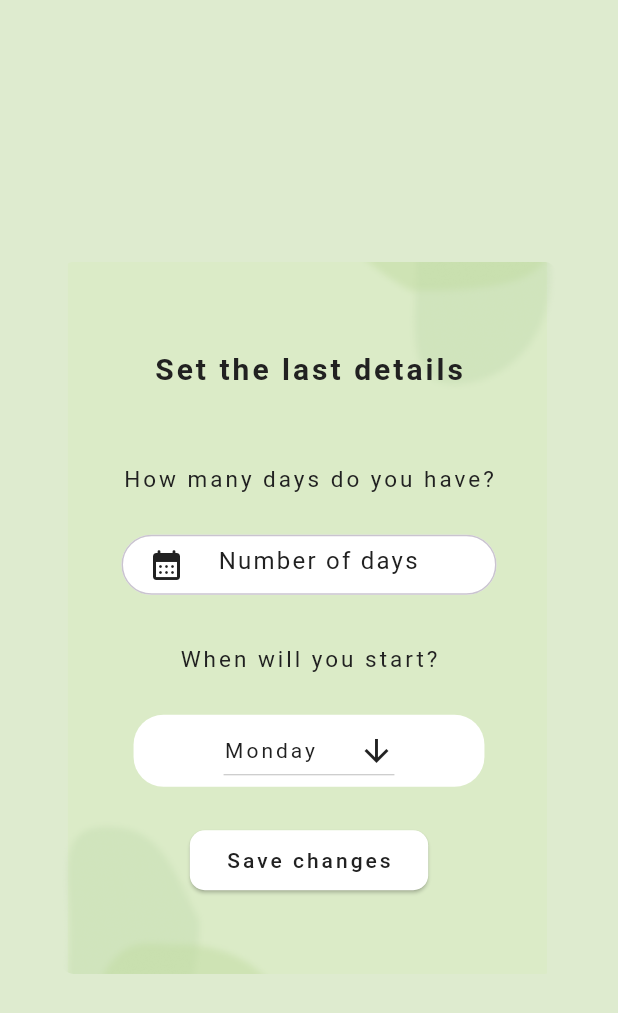
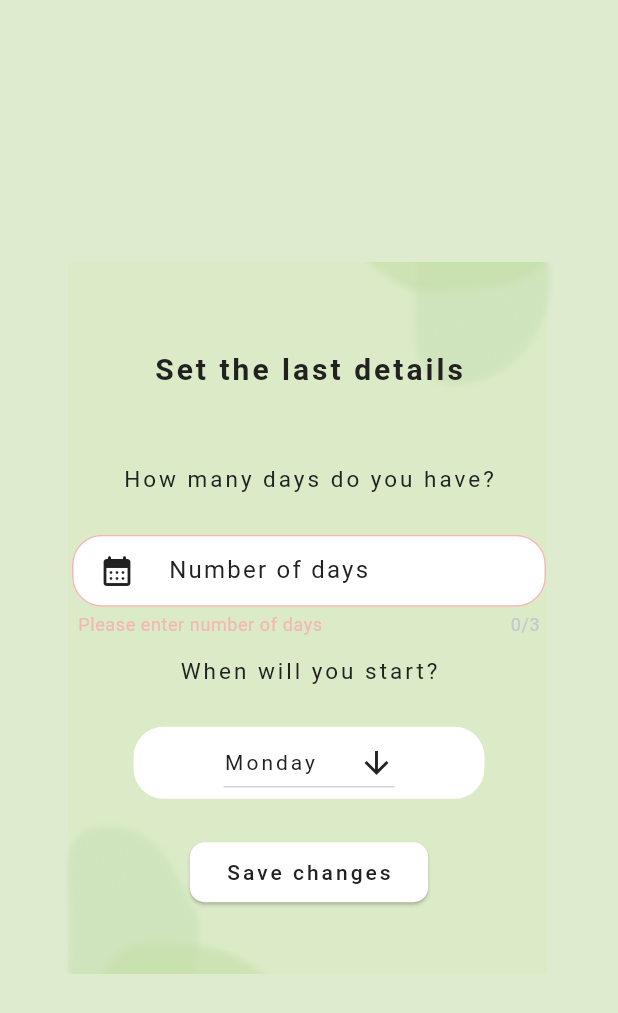
Before and after one commit to madzixon-21/Journey-Joy-Client, a Flutter app: the CreateRouteDialog widget shown alone on an empty page, opened directly with empty values, after a tap on "Save changes", on a phone screen of 412 x 824 dp. Shown: the top 1013 px of the screen. Run offline on Flutter 3.47's test engine with Material 3 defaults, Android fonts, the phone set to English and light mode, and no system bars; our stand-ins replace email_validator, flutter_bloc, go_router, image_picker; network calls fail; Roboto replaces fonts that are missing (Lohit Tamil).

Commit message:
Valdiate create route

```diff
--- a/lib/Dialogs/create_route_dialog.dart
+++ b/lib/Dialogs/create_route_dialog.dart
@@ -4,10 +4,12 @@
 /// Collects the information needed to calculate the route for the trip. Has a text field for the number of days
 /// the trip must last and a drop down for the day of the week when it must start. The elevated button sends the http request.
 
+import 'package:flutter/services.dart';
 import 'package:http/http.dart' as http;
 import 'package:flutter/material.dart';
 import 'package:journey_joy_client/Classes/Functions/get_route.dart';
 import 'package:journey_joy_client/Dialogs/error_dialog.dart';
+import 'package:journey_joy_client/Tiles/NumberFormTile.dart';
 
 class CreateRouteDialog extends StatefulWidget {
   final String token;
@@ -22,8 +24,18 @@ class CreateRouteDialog extends StatefulWidget {
 
 class CreateRouteDialogState extends State<CreateRouteDialog> {
   final TextEditingController _numDaysController = TextEditingController();
-  List<String> week = <String>['Monday', 'Tuesday', 'Wednesday', 'Thursday', 'Friday', 'Saturday', 'Sunday'];
+  List<String> week = <String>[
+    'Monday',
+    'Tuesday',
+    'Wednesday',
+    'Thursday',
+    'Friday',
+    'Saturday',
+    'Sunday'
+  ];
   String dropdownValue = 'Monday';
+
+  final _formKey = GlobalKey<FormState>();
 
   @override
   Widget build(BuildContext context) {
@@ -32,6 +44,8 @@ class CreateRouteDialogState extends State<CreateRouteDialog> {
       shape: RoundedRectangleBorder(
         borderRadius: BorderRadius.circular(10.0),
       ),
+      child: Form(
+        key: _formKey,
         child: Container(
           padding: const EdgeInsets.all(8.0),
           height: 475,
@@ -42,25 +56,23 @@ class CreateRouteDialogState extends State<CreateRouteDialog> {
               fit: BoxFit.cover,
             ),
           ),
-        child:Column(
+          child: SingleChildScrollView(
+            child: Column(
               children: [
                 const SizedBox(height: 50),
-
                 Center(
-            child: Text('Set the last details',
+                  child: Text(
+                    'Set the last details',
                     style: TextStyle(
                       color: Colors.grey.shade900,
                       fontFamily: 'Lohit Tamil',
                       fontSize: 20,
                       fontWeight: FontWeight.bold,
                       letterSpacing: 2,
-
                     ),
                   ),
                 ),
-
                 const SizedBox(height: 35),
-
                 Center(
                   child: Padding(
                     padding: const EdgeInsets.all(12.0),
@@ -75,27 +87,21 @@ class CreateRouteDialogState extends State<CreateRouteDialog> {
                     ),
                   ),
                 ),
-
                 const SizedBox(height: 15),
-
-            Container(
-              height:40,
-              width: 250,
-              alignment: Alignment.center,
-
-              child: TextField(
-                style: TextStyle(
-                  color: Colors.grey.shade900,
-                  fontFamily: 'Lohit Tamil',
-                  letterSpacing: 2,
-                ),
+                TextFormField(
+                  keyboardType: TextInputType.number,
+                  inputFormatters: <TextInputFormatter>[
+                    FilteringTextInputFormatter.digitsOnly
+                  ],
+                  maxLength: 3,
                   controller: _numDaysController,
                   decoration: InputDecoration(
                     hintText: 'Number of days',
                     hintStyle: TextStyle(
                       color: Colors.grey.shade900,
                       fontFamily: 'Lohit Tamil',
-                    letterSpacing: 1.5,),
+                      letterSpacing: 1.5,
+                    ),
                     contentPadding: const EdgeInsets.symmetric(vertical: 12.0),
                     filled: true,
                     fillColor: Colors.white,
@@ -110,11 +116,18 @@ class CreateRouteDialogState extends State<CreateRouteDialog> {
                       minWidth: 60,
                     ),
                   ),
+                  style: const TextStyle(color: Colors.black),
+                  validator: (value) {
+                    if (value == null || value.isEmpty) {
+                      return 'Please enter number of days';
+                    } else if (int.parse(value) > 365) {
+                      return 'Number of days should be less than 365';
+                    } else if (int.parse(value) < 0) {
+                      return 'Number of days should be positive';
+                    }
+                    return null;
+                  },
                 ),
-            ),
-
-            const SizedBox(height:20),
-
                 Padding(
                   padding: const EdgeInsets.all(12.0),
                   child: Text(
@@ -127,9 +140,7 @@ class CreateRouteDialogState extends State<CreateRouteDialog> {
                     ),
                   ),
                 ),
-
                 const SizedBox(height: 15),
-
                 Container(
                   padding: const EdgeInsets.only(left: 60.0, right: 60.0),
                   decoration: BoxDecoration(
@@ -138,7 +149,10 @@ class CreateRouteDialogState extends State<CreateRouteDialog> {
                   ),
                   child: DropdownButton<String>(
                     value: dropdownValue,
-                icon: Icon(Icons.arrow_downward, color: Colors.grey.shade900,),
+                    icon: Icon(
+                      Icons.arrow_downward,
+                      color: Colors.grey.shade900,
+                    ),
                     elevation: 16,
                     style: TextStyle(
                       color: Colors.grey.shade900,
@@ -159,27 +173,25 @@ class CreateRouteDialogState extends State<CreateRouteDialog> {
                     dropdownColor: Colors.white,
                   ),
                 ),
-
-            const SizedBox(height:25),
-
+                const SizedBox(height: 25),
                 Center(
                   child: ElevatedButton(
-
-                onPressed: (){
+                    onPressed: () {
+                      if (_formKey.currentState!.validate()) {
                         int startDay = convertDay(dropdownValue);
 
-                  CreateRoute().create(
-                    int.parse(_numDaysController.text),
-                    startDay,
-                    widget.tripId,
-                    widget.token).then((http.Response? response){
-                      if(response != null){
-                        if(response.statusCode == 200){
+                        CreateRoute()
+                            .create(int.parse(_numDaysController.text), startDay,
+                                widget.tripId, widget.token)
+                            .then((http.Response? response) {
+                          if (response != null) {
+                            if (response.statusCode == 200) {
                               Navigator.pop(context, 'routeCreated');
-                        }else{
+                            } else {
                               showDialog<String>(
                                   context: context,
-                          builder: (BuildContext context) => ErrorDialog(prop: response.body));
+                                  builder: (BuildContext context) =>
+                                      ErrorDialog(prop: response.body));
                               _numDaysController.clear();
                               setState(() {
                                 dropdownValue = week.first;
@@ -187,15 +199,16 @@ class CreateRouteDialogState extends State<CreateRouteDialog> {
                             }
                           }
                         });
+                      }
                     },
-
                     style: ElevatedButton.styleFrom(
                       backgroundColor: Colors.white,
                       shape: RoundedRectangleBorder(
                         borderRadius: BorderRadius.circular(10.0),
                       ),
                     ),
-                child: Text('Save changes',
+                    child: Text(
+                      'Save changes',
                       style: TextStyle(
                         color: Colors.grey.shade900,
                         fontFamily: 'Lohit Tamil',
@@ -205,6 +218,8 @@ class CreateRouteDialogState extends State<CreateRouteDialog> {
                   ),
                 ),
               ],
+            ),
+          ),
         ),
       ),
     );
--- a/lib/Screens/trip_screen.dart
+++ b/lib/Screens/trip_screen.dart
@@ -226,8 +226,8 @@ Widget buildAttractionsList(Trip trip) {
                         showDialog<String>(
                         context: context,
                         builder: (BuildContext context) => const ErrorDialog(prop: "Make sure to add your hotel accomodation and set it as a starting point of your trip."));
-                      }
-                    },
+                       }
+                     },
                     style: ElevatedButton.styleFrom(
                         backgroundColor: Colors.white,
                         shape: RoundedRectangleBorder(
```
Lines whose indentation alone changed are shown as unchanged.
